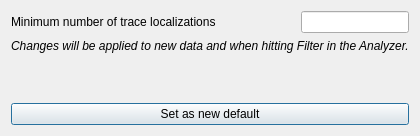
Old version of the form pyminflux/ui/options.ui in the repository bsse-scf/pyMINFLUX.
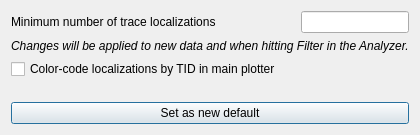
New version of the form.

Commit message:
Add global option to enable/disable TID-based coloring of localisations in main plotter.
Refs #31

```diff
--- a/pyminflux/ui/options.ui
+++ b/pyminflux/ui/options.ui
@@ -7,20 +7,13 @@
     <x>0</x>
     <y>0</y>
     <width>419</width>
-    <height>136</height>
+    <height>135</height>
    </rect>
   </property>
   <property name="windowTitle">
    <string>Options</string>
   </property>
   <layout class="QGridLayout" name="gridLayout">
-   <item row="3" column="0">
-    <widget class="QPushButton" name="pbSetDefault">
-     <property name="text">
-      <string>Set as new default</string>
-     </property>
-    </widget>
-   </item>
    <item row="1" column="0">
     <widget class="QLabel" name="lbInfo">
      <property name="font">
@@ -33,7 +26,7 @@
      </property>
     </widget>
    </item>
-   <item row="2" column="0">
+   <item row="3" column="0">
     <spacer name="verticalSpacer">
      <property name="orientation">
       <enum>Qt::Vertical</enum>
@@ -46,6 +39,13 @@
      </property>
     </spacer>
    </item>
+   <item row="4" column="0">
+    <widget class="QPushButton" name="pbSetDefault">
+     <property name="text">
+      <string>Set as new default</string>
+     </property>
+    </widget>
+   </item>
    <item row="0" column="0">
     <layout class="QHBoxLayout" name="horizontalLayout">
      <item>
@@ -73,6 +73,13 @@
      </item>
     </layout>
    </item>
+   <item row="2" column="0">
+    <widget class="QCheckBox" name="cbColorLocsByTID">
+     <property name="text">
+      <string>Color-code localizations by TID in main plotter</string>
+     </property>
+    </widget>
+   </item>
   </layout>
  </widget>
  <resources/>
```
The commit also changes 6 other files.
